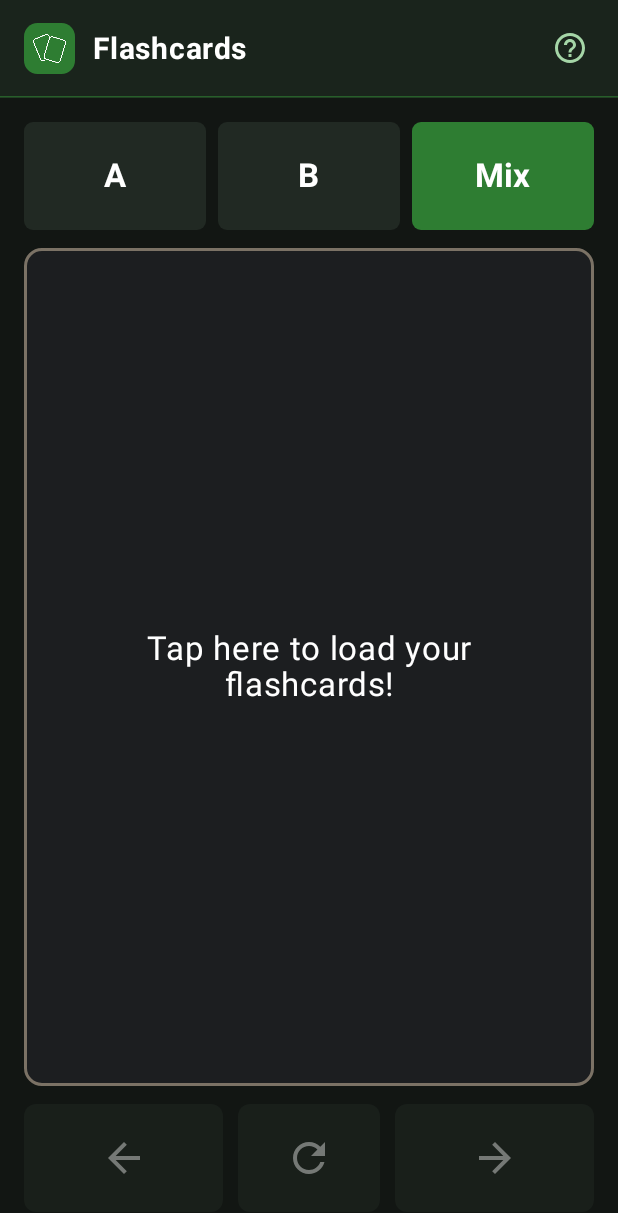
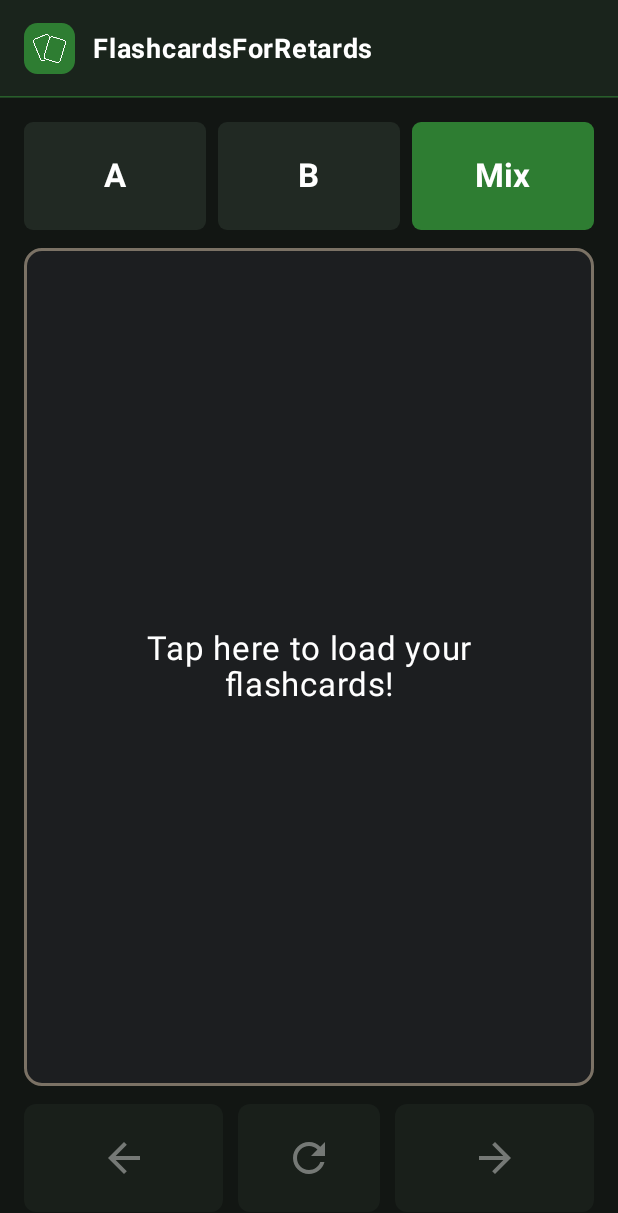
Before and after one commit to 4RetAppMaster/FlashcardsForRetards, an Android app built with Jetpack Compose: the screen it shows after launch (MainActivity), on a phone screen of 412 x 824 dp. Shown: the top 1213 px of the screen. Run offline under Robolectric (Android 15) with nearby library versions, the phone set to English and light mode, and no system bars; our stand-ins replace Room's generated code.

Commit message:
refactor: rename app to FlashcardsForRetards
Update application branding, simplify the top bar UI by removing the
header help button, and adjust help text for clarity.

```diff
--- a/app/src/main/java/com/example/ui/screens/FlashcardScreen.kt
+++ b/app/src/main/java/com/example/ui/screens/FlashcardScreen.kt
@@ -135,8 +135,7 @@ fun FlashcardScreen(
                 FlashcardTopBar(
                     activeDeckName = activeDeck?.name,
                     cardPositionText = cardPositionText,
-                    onOpenDrawer = { coroutineScope.launch { drawerState.open() } },
-                    onOpenHelp = { showHelpDialog = true }
+                    onOpenDrawer = { coroutineScope.launch { drawerState.open() } }
                 )
             },
             containerColor = DarkBackground,
@@ -212,7 +211,7 @@ private fun FlashcardDrawerSheet(
                     Text(
                         text = stringResource(R.string.app_name),
                         color = Color.White,
-                        fontSize = 20.sp,
+                        fontSize = 18.sp,
                         fontWeight = FontWeight.Bold,
                         maxLines = 1,
                         overflow = TextOverflow.Ellipsis
@@ -372,8 +371,7 @@ private fun DrawerActionButton(
 private fun FlashcardTopBar(
     activeDeckName: String?,
     cardPositionText: String?,
-    onOpenDrawer: () -> Unit,
-    onOpenHelp: () -> Unit
+    onOpenDrawer: () -> Unit
 ) {
     Surface(
         color = HeaderGreenSurface,
@@ -384,7 +382,7 @@ private fun FlashcardTopBar(
                 modifier = Modifier
                     .fillMaxWidth()
                     .height(64.dp)
-                    .padding(start = 16.dp, end = 8.dp),
+                    .padding(horizontal = 16.dp),
                 verticalAlignment = Alignment.CenterVertically
             ) {
                 Row(
@@ -402,7 +400,7 @@ private fun FlashcardTopBar(
                         Text(
                             text = stringResource(R.string.app_name),
                             color = Color.White,
-                            fontSize = 20.sp,
+                            fontSize = 18.sp,
                             fontWeight = FontWeight.Bold,
                             maxLines = 1,
                             overflow = TextOverflow.Ellipsis
@@ -424,7 +422,6 @@ private fun FlashcardTopBar(
                 if (cardPositionText != null) {
                     Box(
                         modifier = Modifier
-                            .padding(end = 4.dp)
                             .clip(RoundedCornerShape(50))
                             .background(SemiDarkGreen.copy(alpha = 0.28f))
                             .border(1.dp, SemiDarkGreen, RoundedCornerShape(50))
@@ -438,18 +435,6 @@ private fun FlashcardTopBar(
                             fontWeight = FontWeight.SemiBold
                         )
                     }
-                }
-
-                IconButton(
-                    onClick = onOpenHelp,
-                    modifier = Modifier.testTag("btn_header_help")
-                ) {
-                    Icon(
-                        painter = painterResource(id = R.drawable.ic_help_outline),
-                        contentDescription = stringResource(R.string.action_how_it_works),
-                        tint = SoftMint,
-                        modifier = Modifier.size(24.dp)
-                    )
                 }
             }
             HorizontalDivider(
@@ -646,20 +631,12 @@ private fun HelpDialog(onDismiss: () -> Unit) {
                     .verticalScroll(rememberScrollState()),
                 verticalArrangement = Arrangement.spacedBy(12.dp)
             ) {
-                Column(verticalArrangement = Arrangement.spacedBy(4.dp)) {
-                    Text(
-                        text = stringResource(R.string.help_usage_title),
-                        color = SoftMint,
-                        fontWeight = FontWeight.Bold,
-                        fontSize = 14.sp
-                    )
                 Text(
                     text = stringResource(R.string.help_usage_body),
                     color = Color.White.copy(alpha = 0.9f),
                     fontSize = 13.sp,
                     lineHeight = 19.sp
                 )
-                }
 
                 Column(
                     modifier = Modifier
@@ -681,11 +658,6 @@ private fun HelpDialog(onDismiss: () -> Unit) {
                         color = Color.White,
                         fontSize = 13.sp,
                         lineHeight = 19.sp
-                    )
-                    Text(
-                        text = stringResource(R.string.help_format_note),
-                        color = MutedText,
-                        fontSize = 12.sp
                     )
                     HorizontalDivider(
                         thickness = 1.dp,
--- a/app/src/main/res/values/strings.xml
+++ b/app/src/main/res/values/strings.xml
@@ -1,5 +1,5 @@
 <resources>
-    <string name="app_name">Flashcards</string>
+    <string name="app_name">FlashcardsForRetards</string>
     <string name="action_load">Load</string>
     <string name="action_how_it_works">How it works?</string>
     <string name="loaded_decks_header">Loaded Decks</string>
@@ -13,11 +13,9 @@
     <string name="action_flip">Flip</string>
     <string name="action_next">Next</string>
     <string name="help_dialog_title">How It Works</string>
-    <string name="help_usage_title">Quick Guide</string>
-    <string name="help_usage_body">• Swipe right → Load (or tap empty card) to import .csv / .xlsx files.\n• Pick A, B, or Mix mode. Tap the card or ↻ to flip, and ← / → to navigate.</string>
+    <string name="help_usage_body">• Tap the empty card or Load to import .csv / .xlsx files.\n• Pick A, B, or Mix mode.\n• Tap the card or ↻ to flip, ← / → to navigate.</string>
     <string name="help_format_title">File Format (CSV / XLSX)</string>
     <string name="help_format_cols">Col A: Side A\nCol B: Side A note in () — optional\nCol C: Side B\nCol D: Side B note in () — optional</string>
-    <string name="help_format_note">Empty B/D cells omit (). 2-column A/B files also work.</string>
     <string name="help_format_example">Example: 食べる | たべる | to eat | verb\nShows: 食べる (たべる)  ↔  to eat (verb)</string>
     <string name="help_dialog_confirm">Got it</string>
     <string name="error_parse_file">Failed to parse file: %1$s. Make sure it is a valid .csv or .xlsx file.</string>
--- a/settings.gradle.kts
+++ b/settings.gradle.kts
@@ -22,6 +22,6 @@ dependencyResolutionManagement {
   }
 }
 
-rootProject.name = "Flashcards"
+rootProject.name = "FlashcardsForRetards"
 
 include(":app")
```
Also changed, not shown: 4 other files. Lines whose indentation alone changed are shown as unchanged.
